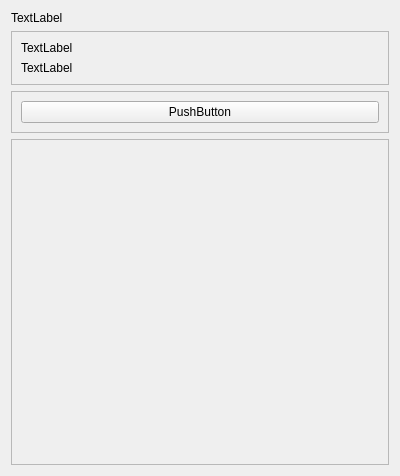
JunWang666/LabNexus, file view/RegisterCenter/checknewuser.ui: the form before one commit.
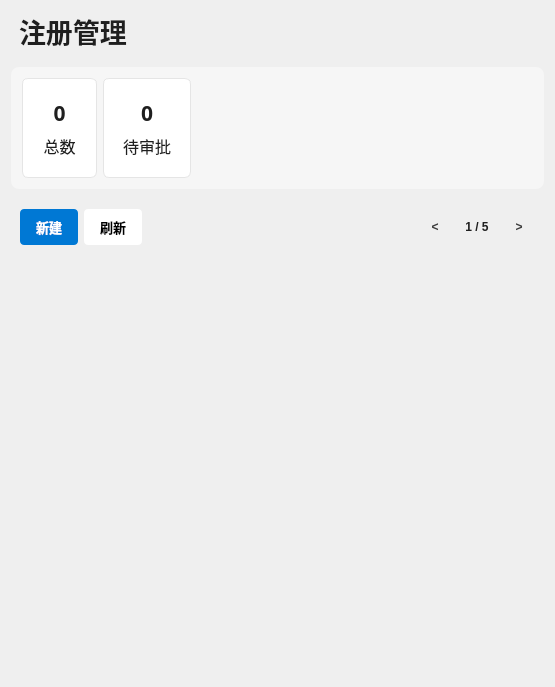
The form after the commit.

Commit message:
[优化] 优化用户注册和审批功能
1. 添加用户注册中心相关文件。
2. 在 `main.cpp` 中更新启动界面逻辑。
3. 在 `data_UserControl.cpp` 和 `data_UserControl.h` 中添加用户检查相关功能。
4. 更新 `CheckNewUser` 界面及其逻辑。

Patch:
```diff
--- a/view/RegisterCenter/checknewuser.ui
+++ b/view/RegisterCenter/checknewuser.ui
@@ -6,47 +6,150 @@
    <rect>
     <x>0</x>
     <y>0</y>
-    <width>400</width>
-    <height>476</height>
+    <width>555</width>
+    <height>687</height>
    </rect>
   </property>
   <property name="windowTitle">
    <string>CheckNewUser</string>
   </property>
+  <property name="styleSheet">
+   <string notr="true">/* ---- 整体页面背景 ---- */
+QWidget#view--EquipmentClass--EquipmentClassManageHomepage {
+    background-color: #FAFAFA; /* 使用一个非常柔和的灰白色作为背景 */
+}
+
+/* ---- 全局标签和标题 ---- */
+QLabel {
+    background-color: transparent;
+    color: #1F1F1F;
+    font-family: &quot;Segoe UI Variable&quot;, &quot;Microsoft YaHei UI&quot;;
+}
+
+/* 主标题，增加一些底部间距 */
+QLabel#label_Title {
+    padding-bottom: 10px;
+}
+
+
+/* ---- 信息卡片 ---- */
+
+/* 中间层(frame_2)增加淡色背景、圆角和内边距 */
+QFrame#frame_2 {
+    background-color: #F6F6F6; /* 一个非常非常淡的灰色 */
+    border: none;
+    border-radius: 8px;        /* 圆角比内层卡片稍大，形成包裹感 */
+    padding: 2px;              /* 关键：增加一点内边距，让背景色能露出来 */
+}
+
+/* 将卡片样式应用到最内层的 frame_4 */
+QFrame#frame_4,QFrame#frame_5 {
+    background-color: #FFFFFF;
+    border: 1px solid #E5E5E5; /* 微妙的边框，增加立体感 */
+    border-radius: 6px;
+    padding: 10px;
+}
+
+
+/* ---- 操作栏 (新建、翻页) ---- */
+QFrame#frame_3 {
+    background-color: transparent;
+    border: none;
+    padding-top: 5px;
+    padding-bottom: 5px;
+}
+
+
+
+QPushButton#pushButton:hover {
+    background-color: #1185E5;
+}
+QPushButton#pushButton:pressed {
+    background-color: #006ABC;
+}
+
+
+/* ---- 翻页按钮 (次要操作按钮) ---- */
+QPushButton#prevButton, QPushButton#nextButton {
+    background-color: transparent;
+    color: #3B3B3B;
+    border: 0px solid #E5E5E5;
+    border-radius: 4px;
+    font-weight: 600;
+    /* 固定大小，使其看起来更像图标按钮 */
+    min-width: 32px;
+    max-width: 32px;
+    min-height: 32px;
+    max-height: 32px;
+}
+QPushButton#prevButton:hover, QPushButton#nextButton:hover {
+    background-color: #E5E5E5;
+    border-color: #D0D0D0;
+}
+QPushButton#prevButton:pressed, QPushButton#nextButton:pressed {
+    background-color: #D0D0D0;
+    border-color: #C2C2C2;
+    color: #1F1F1F;
+}
+
+/* 页码标签 */
+QLabel#pageLabel {
+    font-weight: 600;
+    padding-left: 8px;
+    padding-right: 8px;
+}
+
+
+/* ---- 滚动区域 ---- */
+QScrollArea#messageBoxArea {
+    background-color: transparent;
+    border: none; /* 移除滚动区域自身的边框 */
+}
+
+/* 滚动区域的内容QWidget，也设为透明，让里面的卡片自己决定背景 */
+QWidget#scrollAreaWidgetContents {
+    background-color: transparent;
+}
+
+
+/* ---- 全局滚动条美化 ---- */
+QScrollBar:vertical {
+    border: none;
+    background: transparent;
+    width: 8px;
+    margin: 0px;
+}
+QScrollBar::handle:vertical {
+    background: #D0D0D0;
+    border-radius: 4px;
+    min-height: 25px;
+}
+QScrollBar::handle:vertical:hover {
+    background: #A0A0A0;
+}
+QScrollBar::add-line:vertical, QScrollBar::sub-line:vertical {
+    height: 0px;
+}
+QScrollBar::add-page:vertical, QScrollBar::sub-page:vertical {
+    background: none;
+}</string>
+  </property>
   <layout class="QVBoxLayout" name="verticalLayout_2">
    <item>
-    <widget class="QLabel" name="label_3">
+    <widget class="QLabel" name="label_Title">
+     <property name="font">
+      <font>
+       <family>Segoe UI Variable</family>
+       <pointsize>20</pointsize>
+       <italic>false</italic>
+       <bold>true</bold>
+      </font>
+     </property>
      <property name="text">
-      <string>TextLabel</string>
+      <string>注册管理</string>
      </property>
     </widget>
    </item>
-   <item>
-    <widget class="QFrame" name="frame">
-     <property name="frameShape">
-      <enum>QFrame::Shape::StyledPanel</enum>
-     </property>
-     <property name="frameShadow">
-      <enum>QFrame::Shadow::Raised</enum>
-     </property>
-     <layout class="QVBoxLayout" name="verticalLayout">
-      <item>
-       <widget class="QLabel" name="label">
-        <property name="text">
-         <string>TextLabel</string>
-        </property>
-       </widget>
-      </item>
-      <item>
-       <widget class="QLabel" name="label_2">
-        <property name="text">
-         <string>TextLabel</string>
-        </property>
-       </widget>
-      </item>
-     </layout>
-    </widget>
-   </item>
    <item>
     <widget class="QFrame" name="frame_2">
      <property name="frameShape">
@@ -57,17 +160,233 @@
      </property>
      <layout class="QHBoxLayout" name="horizontalLayout">
       <item>
-       <widget class="QPushButton" name="pushButton">
+       <widget class="QFrame" name="frame_4">
+        <property name="minimumSize">
+         <size>
+          <width>75</width>
+          <height>0</height>
+         </size>
+        </property>
+        <property name="maximumSize">
+         <size>
+          <width>100</width>
+          <height>16777215</height>
+         </size>
+        </property>
+        <property name="frameShape">
+         <enum>QFrame::Shape::StyledPanel</enum>
+        </property>
+        <property name="frameShadow">
+         <enum>QFrame::Shadow::Raised</enum>
+        </property>
+        <layout class="QVBoxLayout" name="verticalLayout">
+         <item>
+          <widget class="QLabel" name="label_num">
+           <property name="font">
+            <font>
+             <family>Segoe UI Variable</family>
+             <pointsize>16</pointsize>
+             <italic>false</italic>
+             <bold>true</bold>
+            </font>
+           </property>
+           <property name="layoutDirection">
+            <enum>Qt::LayoutDirection::LeftToRight</enum>
+           </property>
+           <property name="text">
+            <string>0</string>
+           </property>
+           <property name="alignment">
+            <set>Qt::AlignmentFlag::AlignCenter</set>
+           </property>
+          </widget>
+         </item>
+         <item>
+          <widget class="QLabel" name="label_2">
+           <property name="font">
+            <font>
+             <family>Segoe UI Variable</family>
+             <pointsize>12</pointsize>
+             <bold>false</bold>
+            </font>
+           </property>
+           <property name="text">
+            <string>总数</string>
+           </property>
+           <property name="alignment">
+            <set>Qt::AlignmentFlag::AlignCenter</set>
+           </property>
+          </widget>
+         </item>
+        </layout>
+       </widget>
+      </item>
+      <item>
+       <widget class="QFrame" name="frame_5">
+        <property name="minimumSize">
+         <size>
+          <width>75</width>
+          <height>0</height>
+         </size>
+        </property>
+        <property name="maximumSize">
+         <size>
+          <width>100</width>
+          <height>16777215</height>
+         </size>
+        </property>
+        <property name="frameShape">
+         <enum>QFrame::Shape::StyledPanel</enum>
+        </property>
+        <property name="frameShadow">
+         <enum>QFrame::Shadow::Raised</enum>
+        </property>
+        <layout class="QVBoxLayout" name="verticalLayout_3">
+         <item>
+          <widget class="QLabel" name="label_num_2">
+           <property name="font">
+            <font>
+             <family>Segoe UI Variable</family>
+             <pointsize>16</pointsize>
+             <italic>false</italic>
+             <bold>true</bold>
+            </font>
+           </property>
+           <property name="layoutDirection">
+            <enum>Qt::LayoutDirection::LeftToRight</enum>
+           </property>
+           <property name="text">
+            <string>0</string>
+           </property>
+           <property name="alignment">
+            <set>Qt::AlignmentFlag::AlignCenter</set>
+           </property>
+          </widget>
+         </item>
+         <item>
+          <widget class="QLabel" name="label_3">
+           <property name="font">
+            <font>
+             <family>Segoe UI Variable</family>
+             <pointsize>12</pointsize>
+             <bold>false</bold>
+            </font>
+           </property>
+           <property name="text">
+            <string>待审批</string>
+           </property>
+           <property name="alignment">
+            <set>Qt::AlignmentFlag::AlignCenter</set>
+           </property>
+          </widget>
+         </item>
+        </layout>
+       </widget>
+      </item>
+      <item>
+       <spacer name="horizontalSpacer_2">
+        <property name="orientation">
+         <enum>Qt::Orientation::Horizontal</enum>
+        </property>
+        <property name="sizeHint" stdset="0">
+         <size>
+          <width>40</width>
+          <height>20</height>
+         </size>
+        </property>
+       </spacer>
+      </item>
+     </layout>
+    </widget>
+   </item>
+   <item>
+    <widget class="QFrame" name="frame_3">
+     <property name="frameShape">
+      <enum>QFrame::Shape::StyledPanel</enum>
+     </property>
+     <property name="frameShadow">
+      <enum>QFrame::Shadow::Raised</enum>
+     </property>
+     <layout class="QHBoxLayout" name="horizontalLayout_2">
+      <item>
+       <widget class="QPushButton" name="addButton">
+        <property name="styleSheet">
+         <string notr="true">/* ---- “新建”按钮 (主操作按钮) ---- */
+QPushButton {
+    background-color: #0078D4;
+    color: white;
+    border: none;
+    border-radius: 4px;
+    padding: 8px 16px;
+    font-weight: 600;
+    font-size: 10pt;
+}</string>
+        </property>
         <property name="text">
-         <string>PushButton</string>
+         <string>新建</string>
         </property>
        </widget>
       </item>
+      <item>
+       <widget class="QPushButton" name="refreshButton">
+        <property name="styleSheet">
+         <string notr="true">QPushButton {
+    background-color: white;
+    color: black;
+    border: none;
+    border-radius: 4px;
+    padding: 8px 16px;
+    font-weight: 600;
+    font-size: 10pt;
+}</string>
+        </property>
+        <property name="text">
+         <string>刷新</string>
+        </property>
+       </widget>
+      </item>
+      <item>
+       <spacer name="horizontalSpacer">
+        <property name="orientation">
+         <enum>Qt::Orientation::Horizontal</enum>
+        </property>
+        <property name="sizeHint" stdset="0">
+         <size>
+          <width>40</width>
+          <height>20</height>
+         </size>
+        </property>
+       </spacer>
+      </item>
+      <item>
+       <widget class="QPushButton" name="prevButton">
+        <property name="text">
+         <string>&lt;</string>
+        </property>
+       </widget>
+      </item>
+      <item>
+       <widget class="QLabel" name="pageLabel">
+        <property name="text">
+         <string>1 / 5</string>
+        </property>
+        <property name="alignment">
+         <set>Qt::AlignmentFlag::AlignCenter</set>
+        </property>
+       </widget>
+      </item>
+      <item>
+       <widget class="QPushButton" name="nextButton">
+        <property name="text">
+         <string>&gt;</string>
+        </property>
+       </widget>
+      </item>
      </layout>
     </widget>
    </item>
    <item>
-    <widget class="QScrollArea" name="scrollArea">
+    <widget class="QScrollArea" name="messageBoxArea">
      <property name="widgetResizable">
       <bool>true</bool>
      </property>
@@ -76,8 +395,8 @@
        <rect>
         <x>0</x>
         <y>0</y>
-        <width>380</width>
-        <height>320</height>
+        <width>537</width>
+        <height>426</height>
        </rect>
       </property>
      </widget>
```
The commit also changes 10 other files.
